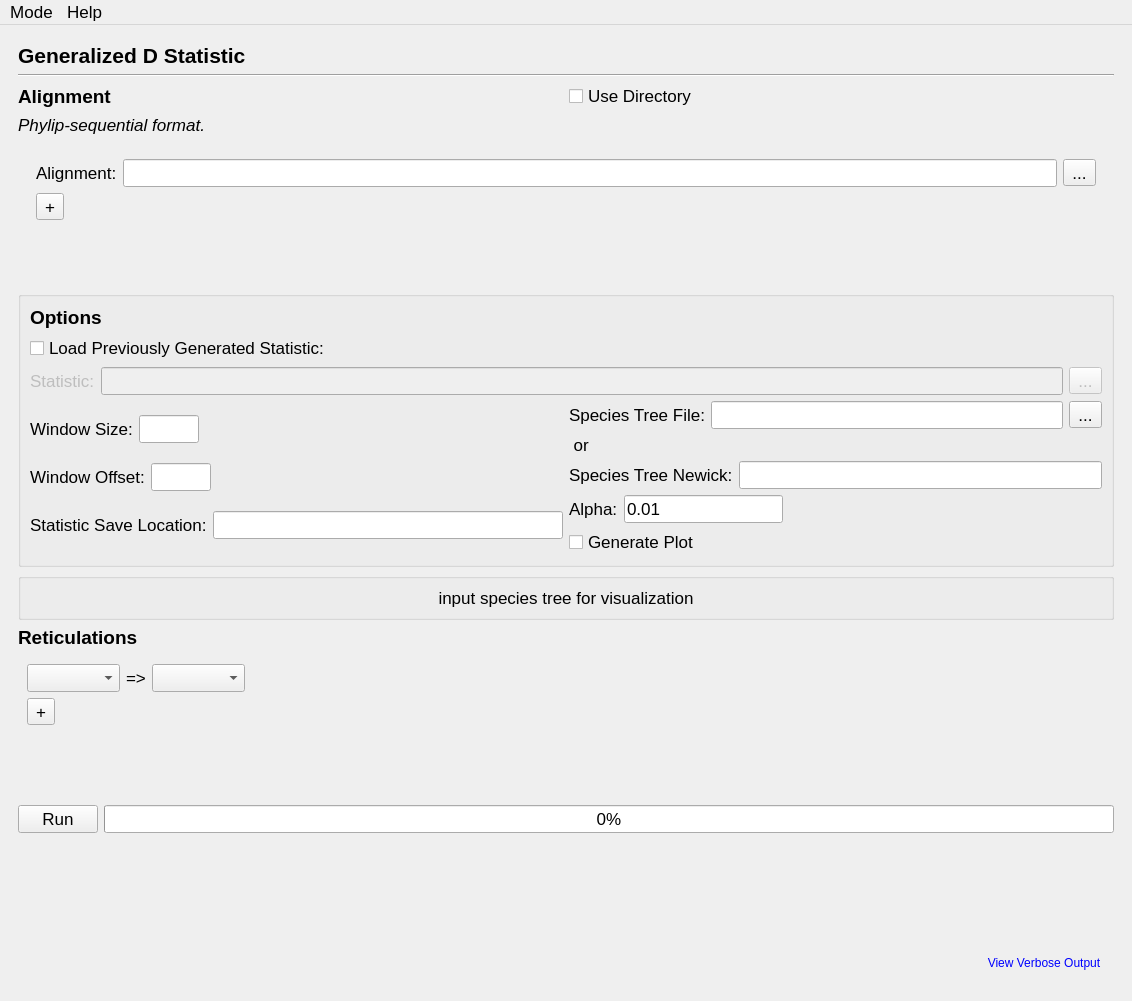
chilleo/ALPHA, file module/gui_layout.ui: the form before one commit.
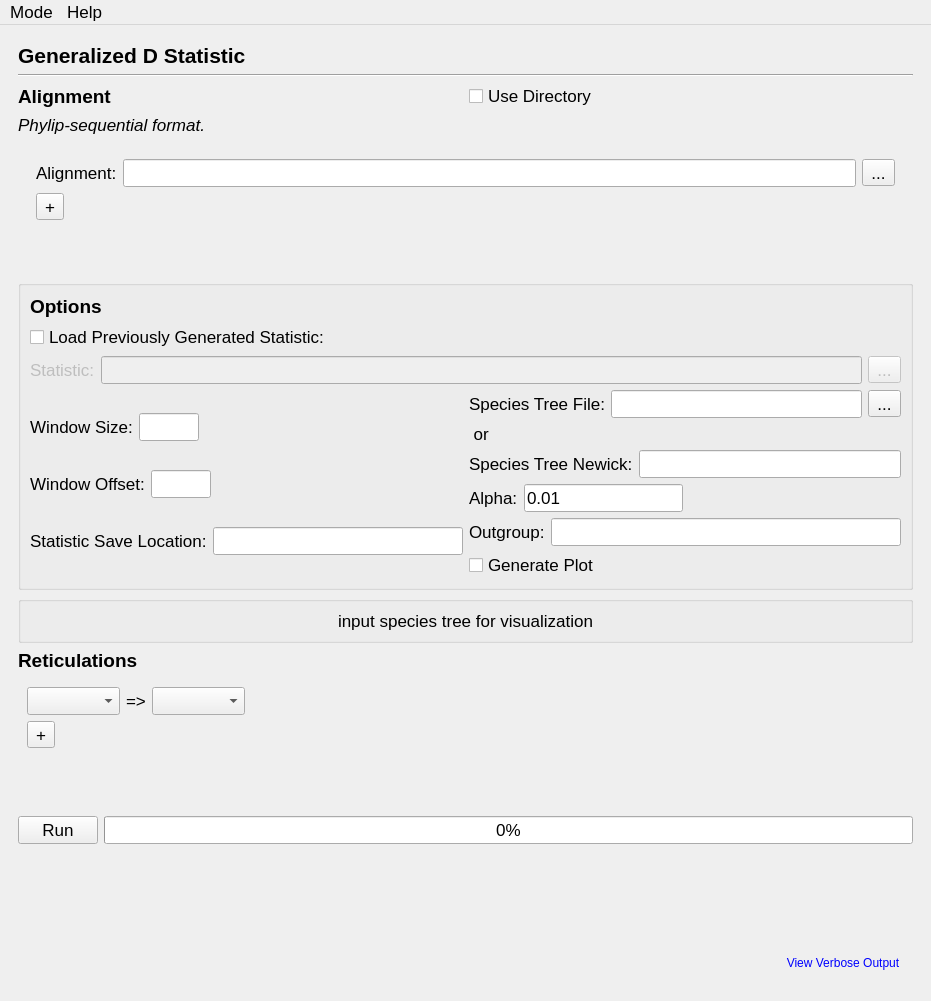
The form after the commit. The open tabs and pages were chosen to show the change.

```diff
--- a/module/gui_layout.ui
+++ b/module/gui_layout.ui
@@ -6,7 +6,7 @@
    <rect>
     <x>0</x>
     <y>0</y>
-    <width>1132</width>
+    <width>931</width>
     <height>1001</height>
    </rect>
   </property>
@@ -3484,7 +3484,7 @@
                       <rect>
                        <x>0</x>
                        <y>0</y>
-                       <width>268</width>
+                       <width>842</width>
                        <height>104</height>
                       </rect>
                      </property>
@@ -3878,6 +3878,23 @@
                        </item>
                       </layout>
                      </item>
+                     <item>
+                      <layout class="QHBoxLayout" name="horizontalLayout_73">
+                       <property name="bottomMargin">
+                        <number>0</number>
+                       </property>
+                       <item>
+                        <widget class="QLabel" name="label_50">
+                         <property name="text">
+                          <string>Outgroup:</string>
+                         </property>
+                        </widget>
+                       </item>
+                       <item>
+                        <widget class="QLineEdit" name="lineEdit"/>
+                       </item>
+                      </layout>
+                     </item>
                      <item>
                       <layout class="QHBoxLayout" name="horizontalLayout_62">
                        <item>
@@ -3963,7 +3980,7 @@
                   <rect>
                    <x>0</x>
                    <y>0</y>
-                   <width>275</width>
+                   <width>864</width>
                    <height>104</height>
                   </rect>
                  </property>
@@ -4093,8 +4110,8 @@
                       <rect>
                        <x>0</x>
                        <y>0</y>
-                       <width>35</width>
-                       <height>48</height>
+                       <width>863</width>
+                       <height>85</height>
                       </rect>
                      </property>
                      <layout class="QVBoxLayout" name="verticalLayout_34">
@@ -4232,7 +4249,7 @@
     <rect>
      <x>0</x>
      <y>0</y>
-     <width>1132</width>
+     <width>931</width>
      <height>26</height>
     </rect>
    </property>
```
Left out of the diff: 12 changed lines with no effect on the pictures.
